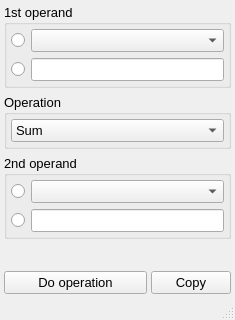
This is plugins/Math_operations/Math_operations.ui in NeutrinoToolkit/Neutrino as Qt 5 draws it before an edit. The edited form follows.
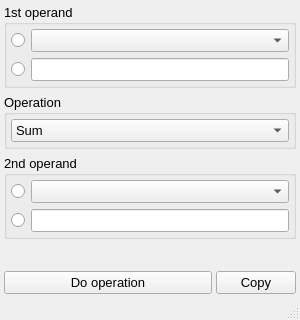
This is the edited form.

Diff of the .ui file:
```diff
--- a/plugins/Math_operations/Math_operations.ui
+++ b/plugins/Math_operations/Math_operations.ui
@@ -6,7 +6,7 @@
    <rect>
     <x>0</x>
     <y>0</y>
-    <width>235</width>
+    <width>300</width>
     <height>320</height>
    </rect>
   </property>
```
Left out of the diff: 54 changed lines with no effect on the pictures.
